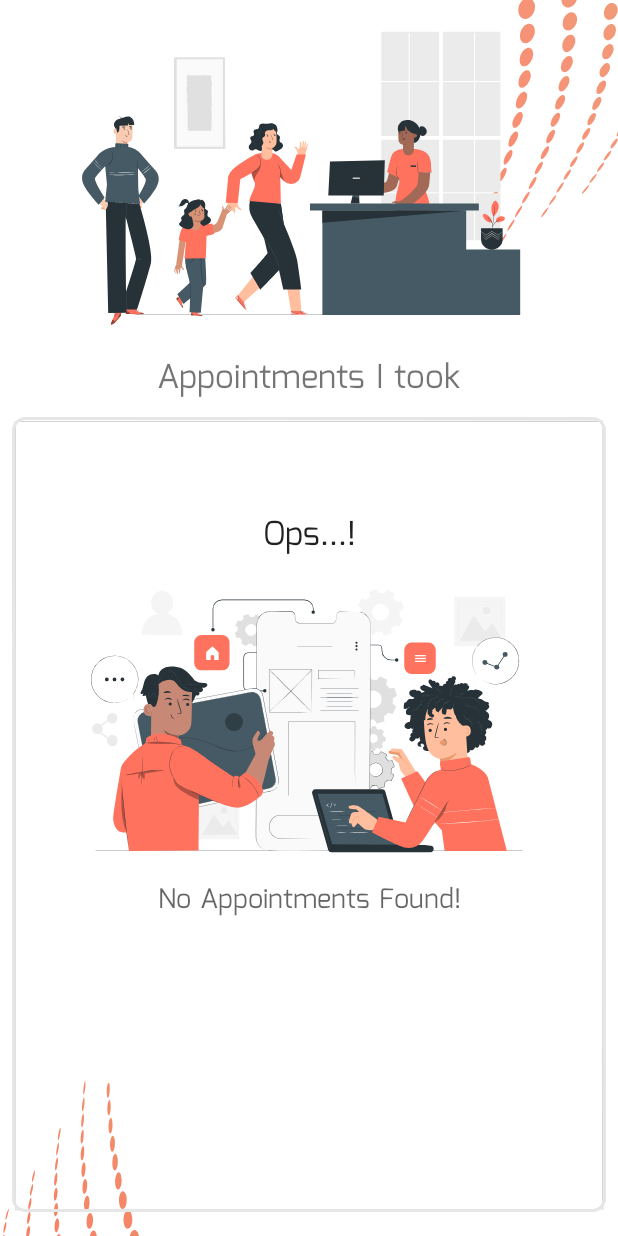
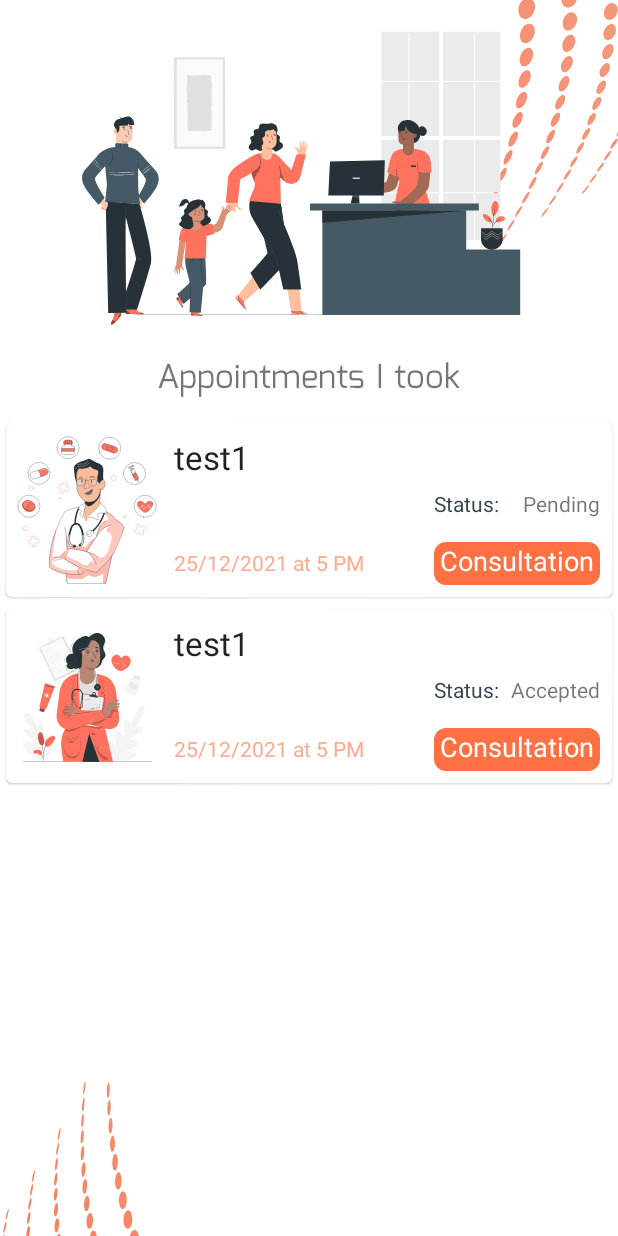
Before and after one commit to samiurprapon/mPatientTracking, an Android app: the MakeAppointmentActivity screen opened directly, with no data from a screen before it, on a phone screen of 412 x 824 dp. Run offline under Robolectric (Android 15) with nearby library versions, the phone set to English and light mode, and no system bars; our stand-ins replace Firebase (no records; nobody signed in at launch, a user with empty details on screens opened directly); Roboto replaces fonts that are not available here.

Commit message:
patient appointments can be parse from firebase

```diff
--- /dev/null
+++ b/app/src/main/java/cse323/nsu/patienttracking/models/DoctorAppointment.java
@@ -0,0 +1,50 @@
+package cse323.nsu.patienttracking.models;
+
+public class DoctorAppointment {
+    private String id;
+    private String doctorName;
+    private String doctorSex;
+    private String status;
+    private String type;
+    private String date;
+
+    public DoctorAppointment() {
+        // empty constructor for firebase
+    }
+
+    public DoctorAppointment(String doctorName, String doctorSex, String status, String type, String date) {
+        this.doctorName = doctorName;
+        this.doctorSex = doctorSex;
+        this.status = status;
+        this.type = type;
+        this.date = date;
+    }
+
+    public String getId() {
+        return id;
+    }
+
+    public String getDoctorName() {
+        return doctorName;
+    }
+
+    public String getDoctorSex() {
+        return doctorSex;
+    }
+
+    public String getStatus() {
+        return status;
+    }
+
+    public String getType() {
+        return type;
+    }
+
+    public String getDate() {
+        return date;
+    }
+
+    public void setId(String id) {
+        this.id = id;
+    }
+}
--- a/app/src/main/java/cse323/nsu/patienttracking/patient/MakeAppointmentActivity.java
+++ b/app/src/main/java/cse323/nsu/patienttracking/patient/MakeAppointmentActivity.java
@@ -1,18 +1,125 @@
 package cse323.nsu.patienttracking.patient;
 
+import android.os.Bundle;
+import android.os.Handler;
+import android.view.View;
+
+import androidx.annotation.NonNull;
 import androidx.appcompat.app.AppCompatActivity;
+import androidx.constraintlayout.widget.ConstraintLayout;
+import androidx.recyclerview.widget.DefaultItemAnimator;
+import androidx.recyclerview.widget.LinearLayoutManager;
+import androidx.recyclerview.widget.RecyclerView;
+import androidx.swiperefreshlayout.widget.SwipeRefreshLayout;
 
-import android.os.Bundle;
+import com.google.firebase.database.DataSnapshot;
+import com.google.firebase.database.DatabaseError;
+import com.google.firebase.database.DatabaseReference;
+import com.google.firebase.database.FirebaseDatabase;
+import com.google.firebase.database.ValueEventListener;
+
+import java.util.ArrayList;
+import java.util.List;
 
 import cse323.nsu.patienttracking.R;
+import cse323.nsu.patienttracking.models.DoctorAppointment;
+import cse323.nsu.patienttracking.utils.CustomProgressBar;
+import cse323.nsu.patienttracking.utils.adapters.DoctorAppointmentAdapter;
 
 public class MakeAppointmentActivity extends AppCompatActivity {
+
+    ConstraintLayout mNoAppointments;
+    private SwipeRefreshLayout swipeRefreshLayout;
+    RecyclerView mRecyclerView;
+
+    CustomProgressBar progressBar;
+    DoctorAppointmentAdapter adapter;
+    private List<DoctorAppointment> appointmentList;
 
     @Override
     protected void onCreate(Bundle savedInstanceState) {
         super.onCreate(savedInstanceState);
         overridePendingTransition(R.anim.slide_in_right, R.anim.slide_out_left);
         setContentView(R.layout.activity_make_appointment);
+
+        mNoAppointments = findViewById(R.id.cl_no_appointment);
+
+        swipeRefreshLayout = findViewById(R.id.refresh);
+        mRecyclerView = findViewById(R.id.rv_made_appointments);
+
+        progressBar = new CustomProgressBar(this);
+        adapter = new DoctorAppointmentAdapter(this);
+
+        mRecyclerView.setLayoutManager(new LinearLayoutManager(this));
+        mRecyclerView.setItemAnimator(new DefaultItemAnimator());
+        mRecyclerView.setNestedScrollingEnabled(true);
+
+        progressBar.show("");
+        getAppointmentList();
+
+        swipeRefreshLayout.setOnRefreshListener(() -> {
+            progressBar.show("");
+
+            // implement Handler to wait for 3 seconds and then update UI means update value of TextView
+            new Handler().postDelayed(() -> {
+                swipeRefreshLayout.setRefreshing(false);
+
+                getAppointmentList();
+            }, 50);
+        });
+    }
+
+    public void getAppointmentList() {
+        appointmentList = new ArrayList<>();
+
+        appointmentList.add(new DoctorAppointment("test1", "male", "Pending", "Consultation", "25/12/2021 at 5 PM"));
+        appointmentList.add(new DoctorAppointment("test1", "female", "Accepted", "Consultation", "25/12/2021 at 5 PM"));
+
+//        readDataFromFirebase();
+
+        // debug starts
+        progressBar.hide();
+        adapter.setDoctorAppointmentList(appointmentList);
+        mRecyclerView.setAdapter(adapter);
+        // debug ends
+
+        if(appointmentList.size() != 0) {
+            mNoAppointments.setVisibility(View.GONE);
+            mRecyclerView.setVisibility(View.VISIBLE);
+        } else {
+            mRecyclerView.setVisibility(View.GONE);
+            mNoAppointments.setVisibility(View.VISIBLE);
+        }
+    }
+
+    private void readDataFromFirebase() {
+        DatabaseReference reference = FirebaseDatabase.getInstance().getReference("appointments");
+
+        reference.addListenerForSingleValueEvent(new ValueEventListener() {
+            @Override
+            public void onDataChange(@NonNull DataSnapshot snapshot) {
+                for (DataSnapshot dataSnapshot : snapshot.getChildren()) {
+
+                    DoctorAppointment appointment = dataSnapshot.getValue(DoctorAppointment.class);
+                    if (appointment != null) {
+                        appointment.setId(dataSnapshot.getKey());
+                    }
+
+                    appointmentList.add(appointment);
+                }
+
+                progressBar.hide();
+
+                adapter.setDoctorAppointmentList(appointmentList);
+                mRecyclerView.setAdapter(adapter);
+            }
+
+            @Override
+            public void onCancelled(@NonNull DatabaseError error) {
+                progressBar.hide();
+            }
+        });
+
     }
 
     @Override
--- /dev/null
+++ b/app/src/main/java/cse323/nsu/patienttracking/utils/adapters/DoctorAppointmentAdapter.java
@@ -0,0 +1,105 @@
+package cse323.nsu.patienttracking.utils.adapters;
+
+import android.content.Context;
+import android.view.LayoutInflater;
+import android.view.View;
+import android.view.ViewGroup;
+import android.widget.ImageView;
+
+import androidx.annotation.NonNull;
+import androidx.recyclerview.widget.RecyclerView;
+
+import com.google.android.material.card.MaterialCardView;
+import com.google.android.material.textview.MaterialTextView;
+
+import java.util.ArrayList;
+import java.util.List;
+
+import cse323.nsu.patienttracking.R;
+import cse323.nsu.patienttracking.models.DoctorAppointment;
+
+public class DoctorAppointmentAdapter extends RecyclerView.Adapter<DoctorAppointmentAdapter.ViewHolder> {
+
+    Context context;
+    LayoutInflater layoutInflater;
+
+    private List<DoctorAppointment> appointmentList;
+
+    public DoctorAppointmentAdapter(Context context) {
+        this.context = context;
+        layoutInflater = LayoutInflater.from(context);
+        appointmentList = new ArrayList<>();
+    }
+
+    @NonNull
+    @Override
+    public DoctorAppointmentAdapter.ViewHolder onCreateViewHolder(@NonNull ViewGroup parent, int viewType) {
+        View itemView = layoutInflater.inflate(R.layout.item_appointment, parent, false);
+
+        return new DoctorAppointmentAdapter.ViewHolder(itemView);
+    }
+
+    @Override
+    public void onBindViewHolder(@NonNull DoctorAppointmentAdapter.ViewHolder holder, int position) {
+        if (appointmentList != null) {
+            DoctorAppointment appointment = appointmentList.get(position);
+
+            holder.mAvatar.setImageResource(appointment.getDoctorSex().equals("male") ? R.drawable.illustration_male_doctor : R.drawable.illustration_female_doctor);
+
+            holder.mDoctorName.setText(appointment.getDoctorName());
+            holder.mAppointmentId.setText(appointment.getId());
+            holder.mType.setText(appointment.getType());
+            holder.mDate.setText(appointment.getDate());
+            holder.mStatus.setText(appointment.getStatus());
+
+            holder.mContainer.setOnClickListener(v -> {
+                //ToDo
+                // open Appointment Page activity
+            });
+
+        }
+    }
+
+    @Override
+    public int getItemCount() {
+        if (appointmentList != null) {
+            return appointmentList.size();
+        } else {
+            return 0;
+        }
+    }
+
+    public void setDoctorAppointmentList(List<DoctorAppointment> appointmentList) {
+        this.appointmentList = appointmentList;
+        notifyDataSetChanged();
+    }
+
+    static class ViewHolder extends RecyclerView.ViewHolder {
+
+        MaterialCardView mContainer;
+        ImageView mAvatar;
+        MaterialTextView mDoctorName;
+        MaterialTextView mAppointmentId;
+        MaterialTextView mDate;
+        MaterialTextView mStatus;
+        MaterialTextView mType;
+
+
+        public ViewHolder(@NonNull View itemView) {
+            super(itemView);
+
+            mContainer = itemView.findViewById(R.id.container);
+
+            mAvatar = itemView.findViewById(R.id.iv_avatar);
+
+            mDoctorName = itemView.findViewById(R.id.tv_name);
+            mAppointmentId = itemView.findViewById(R.id.tv_appointment_id);
+            mStatus = itemView.findViewById(R.id.tv_status);
+            mDate = itemView.findViewById(R.id.tv_date_time);
+            mType = itemView.findViewById(R.id.tv_appointment_type);
+
+        }
+    }
+
+
+}
--- a/app/src/main/res/layout/item_appointment.xml
+++ b/app/src/main/res/layout/item_appointment.xml
@@ -67,10 +67,10 @@
             android:layout_marginBottom="16dp"
             android:text="Status: "
             android:textColor="@color/grey_80"
-            app:layout_constraintBottom_toTopOf="@+id/tv_chamber"
+            app:layout_constraintBottom_toTopOf="@+id/tv_appointment_type"
             app:layout_constraintEnd_toStartOf="@+id/tv_status"
             app:layout_constraintHorizontal_bias="0.0"
-            app:layout_constraintStart_toStartOf="@+id/tv_chamber" />
+            app:layout_constraintStart_toStartOf="@+id/tv_appointment_type" />
 
         <com.google.android.material.textview.MaterialTextView
             android:id="@+id/tv_date_time"
@@ -85,7 +85,7 @@
             app:layout_constraintStart_toEndOf="@+id/iv_avatar" />
 
         <com.google.android.material.textview.MaterialTextView
-            android:id="@+id/tv_chamber"
+            android:id="@+id/tv_appointment_type"
             style="@style/TextAppearance.AppCompat.Medium"
             android:layout_width="wrap_content"
             android:layout_height="wrap_content"
```
Also changed, not shown: app/src/main/java/cse323/nsu/patienttracking/models/AvailableDoctor.java (+0 -14 lines), app/src/main/java/cse323/nsu/patienttracking/patient/AvailableDoctorsActivity.java (+0 -10 lines), app/src/main/java/cse323/nsu/patienttracking/utils/adapters/AvailableDoctorsAdapter.java (+6 -1 lines).
